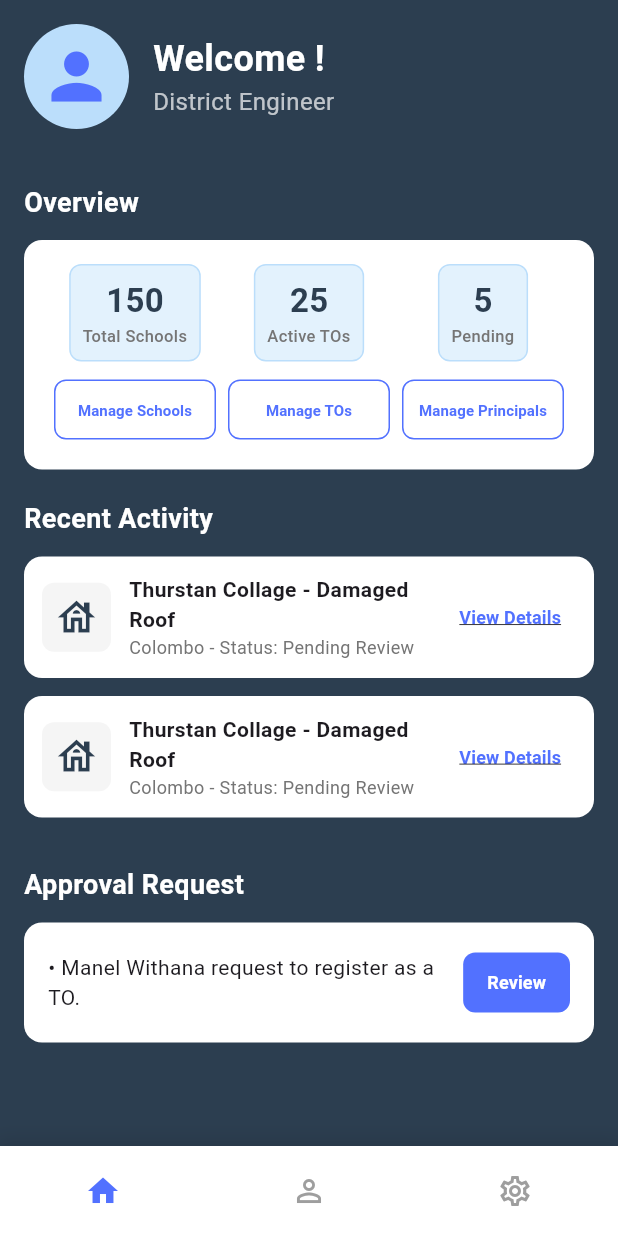
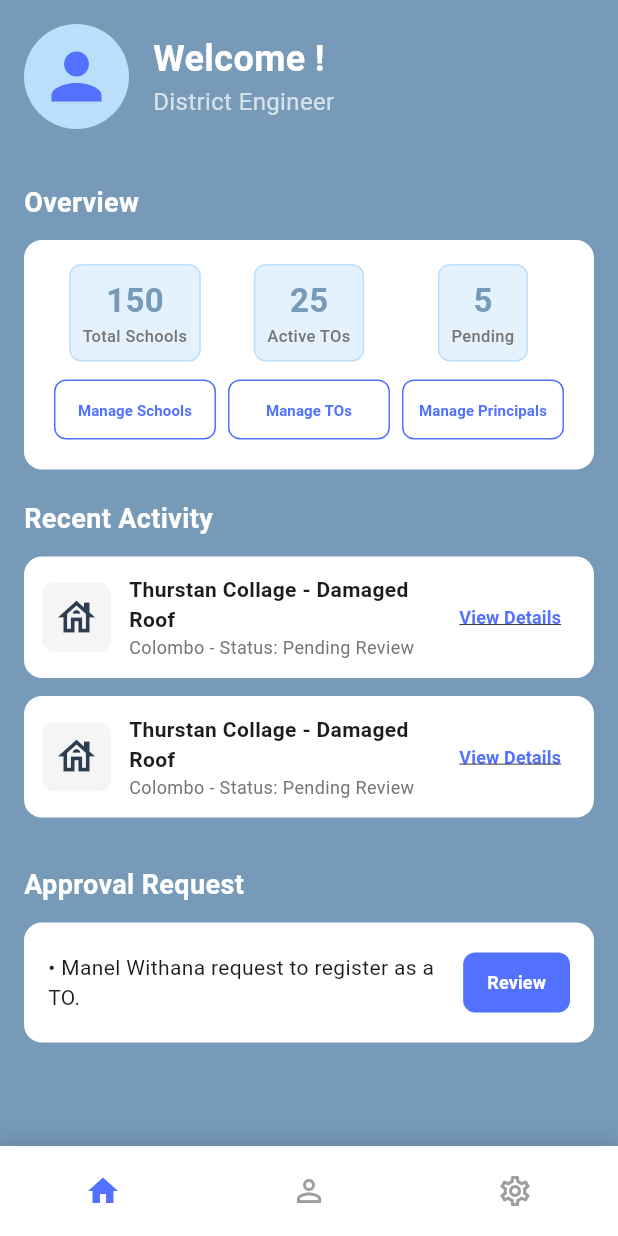
Before and after one commit to Vihanga-manodhya/buildCare-app, a Flutter app: the DashboardScreen screen opened directly, on a phone screen of 412 x 824 dp. Run offline on Flutter 3.47's test engine with Material 3 defaults, Android fonts, the phone set to English and light mode, and no system bars.

Commit message:
Update
Color change

```diff
--- a/lib/DistrictEng/dashboard_screen.dart
+++ b/lib/DistrictEng/dashboard_screen.dart
@@ -46,7 +46,7 @@ class DashboardScreen extends StatelessWidget {
 
   // A common background color for the dark cards
   final Color _cardColor = Colors.white;
-  final Color _backgroundColor = const Color(0xFF2C3E50);
+  final Color _backgroundColor = const Color.fromARGB(255, 118, 154, 184);
 
   // Function to handle navigation to a new screen
   void _navigateTo(BuildContext context, Widget screen) {
```
